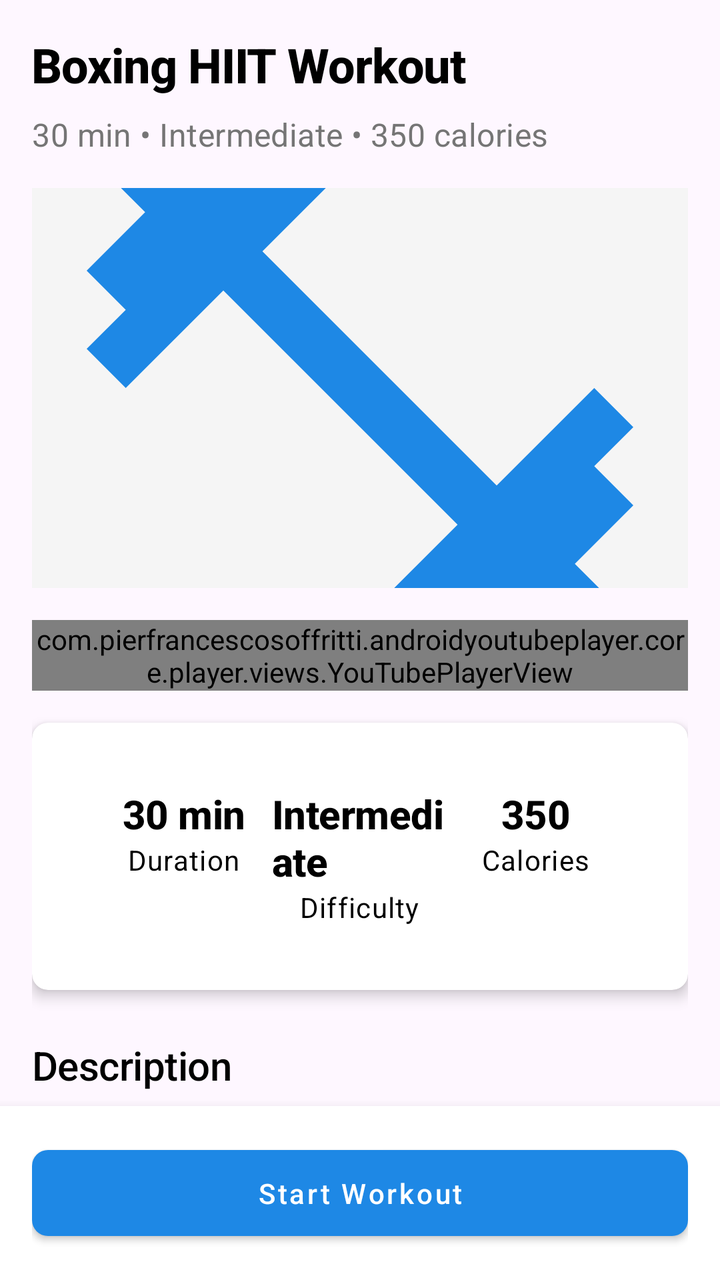
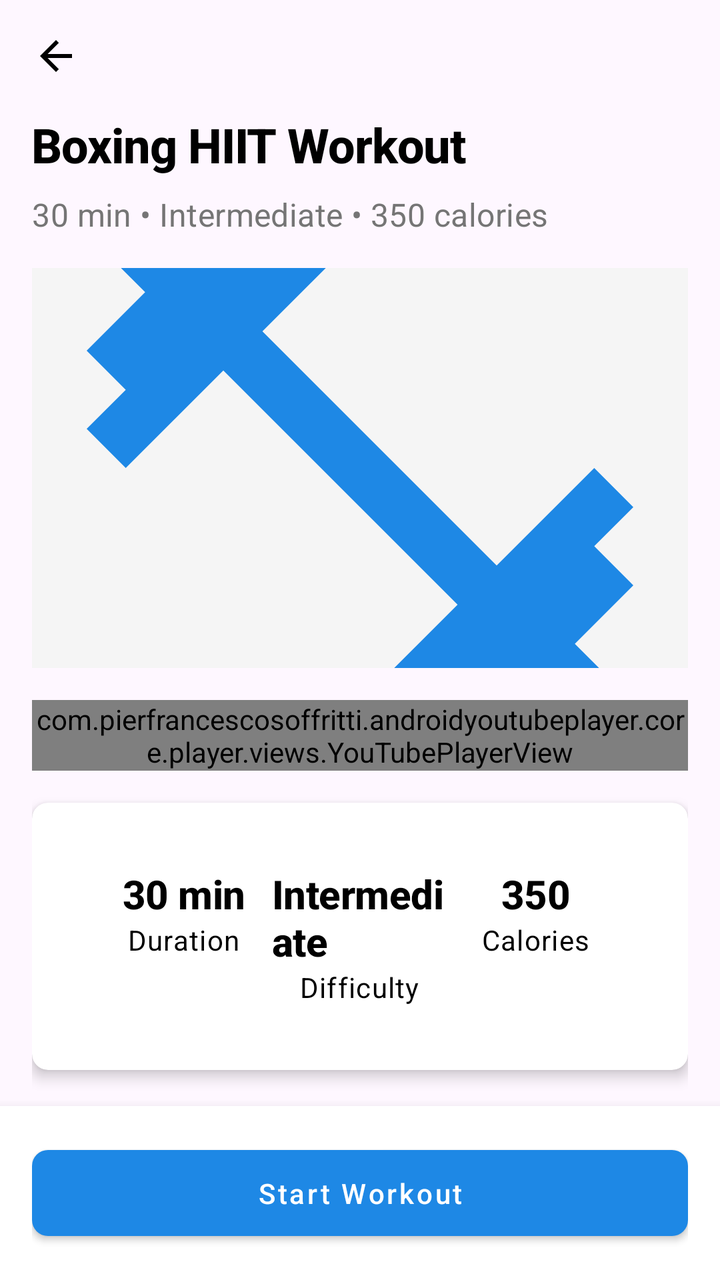

Before-and-after screenshots of an Android layout around one commit, followed by the original layout XML and the change that was made.
<!-- AndroidManifest.xml: application theme Theme.Boxy -->
<!-- res/layout/fragment_workout_details.xml -->
<?xml version="1.0" encoding="utf-8"?>
<androidx.constraintlayout.widget.ConstraintLayout
    xmlns:android="http://schemas.android.com/apk/res/android"
    xmlns:app="http://schemas.android.com/apk/res-auto"
    xmlns:tools="http://schemas.android.com/tools"
    android:layout_width="match_parent"
    android:layout_height="match_parent"
    tools:context=".fragments.WorkoutDetailsFragment">

    <androidx.core.widget.NestedScrollView
        android:id="@+id/scroll_view"
        android:layout_width="match_parent"
        android:layout_height="0dp"
        app:layout_constraintBottom_toTopOf="@+id/layout_bottom_actions"
        app:layout_constraintEnd_toEndOf="parent"
        app:layout_constraintStart_toStartOf="parent"
        app:layout_constraintTop_toTopOf="parent">

        <LinearLayout
            android:layout_width="match_parent"
            android:layout_height="wrap_content"
            android:orientation="vertical"
            android:padding="16dp">

            <TextView
                android:id="@+id/tv_workout_title"
                android:layout_width="match_parent"
                android:layout_height="wrap_content"
                android:text="Boxing HIIT Workout"
                android:textAppearance="@style/TextAppearance.App.Headline1"
                android:textStyle="bold" />

            <TextView
                android:id="@+id/tv_workout_description"
                android:layout_width="match_parent"
                android:layout_height="wrap_content"
                android:layout_marginTop="8dp"
                android:text="30 min • Intermediate • 350 calories"
                android:textAppearance="@style/TextAppearance.App.Subtitle1" />

            
            <ImageView
                android:id="@+id/iv_workout"
                android:layout_width="match_parent"
                android:layout_height="200dp"
                android:layout_marginTop="16dp"
                android:contentDescription="@string/workout_image"
                android:scaleType="centerCrop"
                android:src="@drawable/ic_workouts"
                android:background="@color/gray_light"
                app:tint="@color/primary" />

            
            <com.pierfrancescosoffritti.androidyoutubeplayer.core.player.views.YouTubePlayerView
                android:id="@+id/youtube_player_view"
                android:layout_width="match_parent"
                android:layout_height="wrap_content"
                android:layout_marginTop="16dp" />

            
            <androidx.cardview.widget.CardView
                style="@style/CardView.App"
                android:layout_width="match_parent"
                android:layout_height="wrap_content"
                android:layout_marginTop="16dp">

                <LinearLayout
                    android:layout_width="match_parent"
                    android:layout_height="wrap_content"
                    android:orientation="horizontal"
                    android:padding="16dp">

                    <LinearLayout
                        android:layout_width="0dp"
                        android:layout_height="wrap_content"
                        android:layout_weight="1"
                        android:gravity="center"
                        android:orientation="vertical">

                        <TextView
                            android:id="@+id/tv_duration"
                            android:layout_width="wrap_content"
                            android:layout_height="wrap_content"
                            android:text="30 min"
                            android:textAppearance="@style/TextAppearance.App.Headline2"
                            android:textStyle="bold" />

                        <TextView
                            android:layout_width="wrap_content"
                            android:layout_height="wrap_content"
                            android:text="@string/duration"
                            android:textAppearance="@style/TextAppearance.App.Body1" />
                    </LinearLayout>

                    <LinearLayout
                        android:layout_width="0dp"
                        android:layout_height="wrap_content"
                        android:layout_weight="1"
                        android:gravity="center"
                        android:orientation="vertical">

                        <TextView
                            android:id="@+id/tv_difficulty"
                            android:layout_width="wrap_content"
                            android:layout_height="wrap_content"
                            android:text="Intermediate"
                            android:textAppearance="@style/TextAppearance.App.Headline2"
                            android:textStyle="bold" />

                        <TextView
                            android:layout_width="wrap_content"
                            android:layout_height="wrap_content"
                            android:text="@string/difficulty"
                            android:textAppearance="@style/TextAppearance.App.Body1" />
                    </LinearLayout>

                    <LinearLayout
                        android:layout_width="0dp"
                        android:layout_height="wrap_content"
                        android:layout_weight="1"
                        android:gravity="center"
                        android:orientation="vertical">

                        <TextView
                            android:id="@+id/tv_calories"
                            android:layout_width="wrap_content"
                            android:layout_height="wrap_content"
                            android:text="350"
                            android:textAppearance="@style/TextAppearance.App.Headline2"
                            android:textStyle="bold" />

                        <TextView
                            android:layout_width="wrap_content"
                            android:layout_height="wrap_content"
                            android:text="@string/calories"
                            android:textAppearance="@style/TextAppearance.App.Body1" />
                    </LinearLayout>
                </LinearLayout>
            </androidx.cardview.widget.CardView>

            
            <TextView
                android:layout_width="match_parent"
                android:layout_height="wrap_content"
                android:layout_marginTop="24dp"
                android:text="@string/description"
                android:textAppearance="@style/TextAppearance.App.Headline2" />

            <TextView
                android:id="@+id/tv_workout_full_description"
                android:layout_width="match_parent"
                android:layout_height="wrap_content"
                android:layout_marginTop="8dp"
                android:text="This high-intensity interval training workout combines boxing techniques with cardio exercises to help you burn calories and improve your boxing skills."
                android:textAppearance="@style/TextAppearance.App.Body1" />

            
            <TextView
                android:layout_width="match_parent"
                android:layout_height="wrap_content"
                android:layout_marginTop="24dp"
                android:text="@string/exercises"
                android:textAppearance="@style/TextAppearance.App.Headline2" />

            <androidx.recyclerview.widget.RecyclerView
                android:id="@+id/rv_exercises"
                android:layout_width="match_parent"
                android:layout_height="wrap_content"
                android:layout_marginTop="8dp"
                android:nestedScrollingEnabled="false"
                tools:itemCount="5"
                tools:listitem="@layout/item_exercise" />

        </LinearLayout>
    </androidx.core.widget.NestedScrollView>

    
    <LinearLayout
        android:id="@+id/layout_bottom_actions"
        android:layout_width="match_parent"
        android:layout_height="wrap_content"
        android:orientation="horizontal"
        android:padding="16dp"
        android:background="@color/white"
        android:elevation="8dp"
        app:layout_constraintBottom_toBottomOf="parent"
        app:layout_constraintEnd_toEndOf="parent"
        app:layout_constraintStart_toStartOf="parent">

        <Button
            android:id="@+id/btn_start_workout"
            style="@style/Button.App.Primary"
            android:layout_width="0dp"
            android:layout_height="wrap_content"
            android:layout_weight="1"
            android:text="@string/start_workout" />

    </LinearLayout>

</androidx.constraintlayout.widget.ConstraintLayout>
<!-- res/layout/item_exercise.xml (included above) -->
<?xml version="1.0" encoding="utf-8"?>
<androidx.cardview.widget.CardView xmlns:android="http://schemas.android.com/apk/res/android"
    xmlns:app="http://schemas.android.com/apk/res-auto"
    style="@style/CardView.App"
    android:layout_width="match_parent"
    android:layout_height="wrap_content"
    android:layout_marginBottom="8dp">

    <androidx.constraintlayout.widget.ConstraintLayout
        android:layout_width="match_parent"
        android:layout_height="wrap_content"
        android:padding="8dp">

        <TextView
            android:id="@+id/tv_exercise_number"
            android:layout_width="32dp"
            android:layout_height="32dp"
            android:background="@drawable/circle_background"
            android:gravity="center"
            android:text="1"
            android:textAppearance="@style/TextAppearance.App.Body1"
            android:textColor="@color/white"
            android:textStyle="bold"
            app:layout_constraintBottom_toBottomOf="parent"
            app:layout_constraintStart_toStartOf="parent"
            app:layout_constraintTop_toTopOf="parent" />

        <TextView
            android:id="@+id/tv_exercise_name"
            android:layout_width="0dp"
            android:layout_height="wrap_content"
            android:layout_marginStart="16dp"
            android:layout_marginEnd="16dp"
            android:text="Jab-Cross Combo"
            android:textAppearance="@style/TextAppearance.App.Subtitle1"
            android:textStyle="bold"
            app:layout_constraintEnd_toStartOf="@+id/tv_exercise_duration"
            app:layout_constraintStart_toEndOf="@+id/tv_exercise_number"
            app:layout_constraintTop_toTopOf="parent" />

        <TextView
            android:id="@+id/tv_exercise_description"
            android:layout_width="0dp"
            android:layout_height="wrap_content"
            android:layout_marginStart="16dp"
            android:layout_marginTop="4dp"
            android:layout_marginEnd="16dp"
            android:text="Alternate between jab and cross punches"
            android:textAppearance="@style/TextAppearance.App.Body1"
            app:layout_constraintEnd_toStartOf="@+id/tv_exercise_duration"
            app:layout_constraintStart_toEndOf="@+id/tv_exercise_number"
            app:layout_constraintTop_toBottomOf="@+id/tv_exercise_name" />

        <TextView
            android:id="@+id/tv_exercise_duration"
            android:layout_width="wrap_content"
            android:layout_height="wrap_content"
            android:text="60 sec"
            android:textAppearance="@style/TextAppearance.App.Body1"
            android:textStyle="bold"
            app:layout_constraintBottom_toBottomOf="parent"
            app:layout_constraintEnd_toEndOf="parent"
            app:layout_constraintTop_toTopOf="parent" />

    </androidx.constraintlayout.widget.ConstraintLayout>
</androidx.cardview.widget.CardView>
<!-- resources referenced by this layout -->
<resources>
  <color name="gray_light">#FFF5F5F5</color>
  <color name="primary">#FF1E88E5</color>
  <color name="white">#FFFFFFFF</color>
  <!-- drawable circle_background (drawable) -->
  <?xml version="1.0" encoding="utf-8"?>
  <shape xmlns:android="http://schemas.android.com/apk/res/android"
      android:shape="oval">
      <solid android:color="@color/primary" />
  </shape>
  <!-- drawable ic_workouts (drawable) -->
  <vector xmlns:android="http://schemas.android.com/apk/res/android"
      android:width="24dp"
      android:height="24dp"
      android:viewportWidth="24"
      android:viewportHeight="24">
      <path
          android:fillColor="#FF000000"
          android:pathData="M20.57,14.86L22,13.43 20.57,12 17,15.57 8.43,7 12,3.43 10.57,2 9.14,3.43 7.71,2 5.57,4.14 4.14,2.71 2.71,4.14l1.43,1.43L2,7.71l1.43,1.43L2,10.57 3.43,12 7,8.43 15.57,17 12,20.57 13.43,22l1.43,-1.43L16.29,22l2.14,-2.14 1.43,1.43 1.43,-1.43 -1.43,-1.43L22,16.29z"/>
  </vector>
  <string name="calories">Calories</string>
  <string name="description">Description</string>
  <string name="difficulty">Difficulty</string>
  <string name="duration">Duration</string>
  <string name="exercises">Exercises</string>
  <string name="start_workout">Start Workout</string>
  <string name="workout_image">Workout Image</string>
  <style name="Button.App.Primary" parent="Widget.MaterialComponents.Button">
          <item name="android:textColor">@color/white</item>
          <item name="backgroundTint">@color/primary</item>
          <item name="cornerRadius">8dp</item>
          <item name="android:paddingStart">24dp</item>
          <item name="android:paddingEnd">24dp</item>
          <item name="android:paddingTop">12dp</item>
          <item name="android:paddingBottom">12dp</item>
          <item name="android:textAllCaps">false</item>
      </style>
  <style name="CardView.App" parent="Widget.MaterialComponents.CardView">
          <item name="cardCornerRadius">8dp</item>
          <item name="cardElevation">4dp</item>
          <item name="contentPadding">16dp</item>
          <item name="cardBackgroundColor">@color/card_background</item>
      </style>
  <style name="TextAppearance.App.Body1" parent="TextAppearance.MaterialComponents.Body1">
          <item name="fontFamily">sans-serif</item>
          <item name="android:textSize">14sp</item>
          <item name="android:textColor">@color/black</item>
      </style>
  <style name="TextAppearance.App.Headline1" parent="TextAppearance.MaterialComponents.Headline1">
          <item name="fontFamily">sans-serif-medium</item>
          <item name="android:textSize">24sp</item>
          <item name="android:textColor">@color/black</item>
      </style>
  <style name="TextAppearance.App.Headline2" parent="TextAppearance.MaterialComponents.Headline2">
          <item name="fontFamily">sans-serif-medium</item>
          <item name="android:textSize">20sp</item>
          <item name="android:textColor">@color/black</item>
      </style>
  <style name="TextAppearance.App.Subtitle1" parent="TextAppearance.MaterialComponents.Subtitle1">
          <item name="fontFamily">sans-serif</item>
          <item name="android:textSize">16sp</item>
          <item name="android:textColor">@color/gray_dark</item>
      </style>
  <style name="Theme.Boxy" parent="Base.Theme.Boxy" />
  <color name="card_background">#FFFFFFFF</color>
  <color name="black">#FF000000</color>
  <color name="gray_dark">#FF757575</color>
  <style name="Base.Theme.Boxy" parent="Theme.Material3.DayNight.NoActionBar">
          
          
      </style>
</resources>

<!-- the commit's change to res/layout/fragment_workout_details.xml (unified diff, before → after) -->
@@ -4,17 +4,28 @@
     xmlns:app="http://schemas.android.com/apk/res-auto"
     xmlns:tools="http://schemas.android.com/tools"
     android:layout_width="match_parent"
-    android:layout_height="match_parent"
-    tools:context=".fragments.WorkoutDetailsFragment">
-
+    android:layout_height="match_parent">
+
+    
+    <ImageButton
+        android:id="@+id/btn_back"
+        android:layout_width="wrap_content"
+        android:layout_height="wrap_content"
+        android:layout_margin="16dp"
+        android:background="?attr/selectableItemBackgroundBorderless"
+        android:src="@drawable/ic_arrow_back"
+        app:layout_constraintStart_toStartOf="parent"
+        app:layout_constraintTop_toTopOf="parent" />
+
+    
     <androidx.core.widget.NestedScrollView
         android:id="@+id/scroll_view"
         android:layout_width="match_parent"
         android:layout_height="0dp"
+        app:layout_constraintTop_toBottomOf="@id/btn_back"
         app:layout_constraintBottom_toTopOf="@+id/layout_bottom_actions"
         app:layout_constraintEnd_toEndOf="parent"
-        app:layout_constraintStart_toStartOf="parent"
-        app:layout_constraintTop_toTopOf="parent">
+        app:layout_constraintStart_toStartOf="parent">
 
         <LinearLayout
             android:layout_width="match_parent"
<!-- resource entries referenced after the edit -->
@@ -9,6 +9,16 @@
       android:shape="oval">
       <solid android:color="@color/primary" />
   </shape>
+  <!-- drawable ic_arrow_back (drawable) -->
+  <vector xmlns:android="http://schemas.android.com/apk/res/android"
+      android:width="24dp"
+      android:height="24dp"
+      android:viewportWidth="24"
+      android:viewportHeight="24">
+      <path
+          android:fillColor="#FF000000"
+          android:pathData="M20,11H7.83l5.59,-5.59L12,4l-8,8 8,8 1.41,-1.41L7.83,13H20v-2z"/>
+  </vector>
   <!-- drawable ic_workouts (drawable) -->
   <vector xmlns:android="http://schemas.android.com/apk/res/android"
       android:width="24dp"
